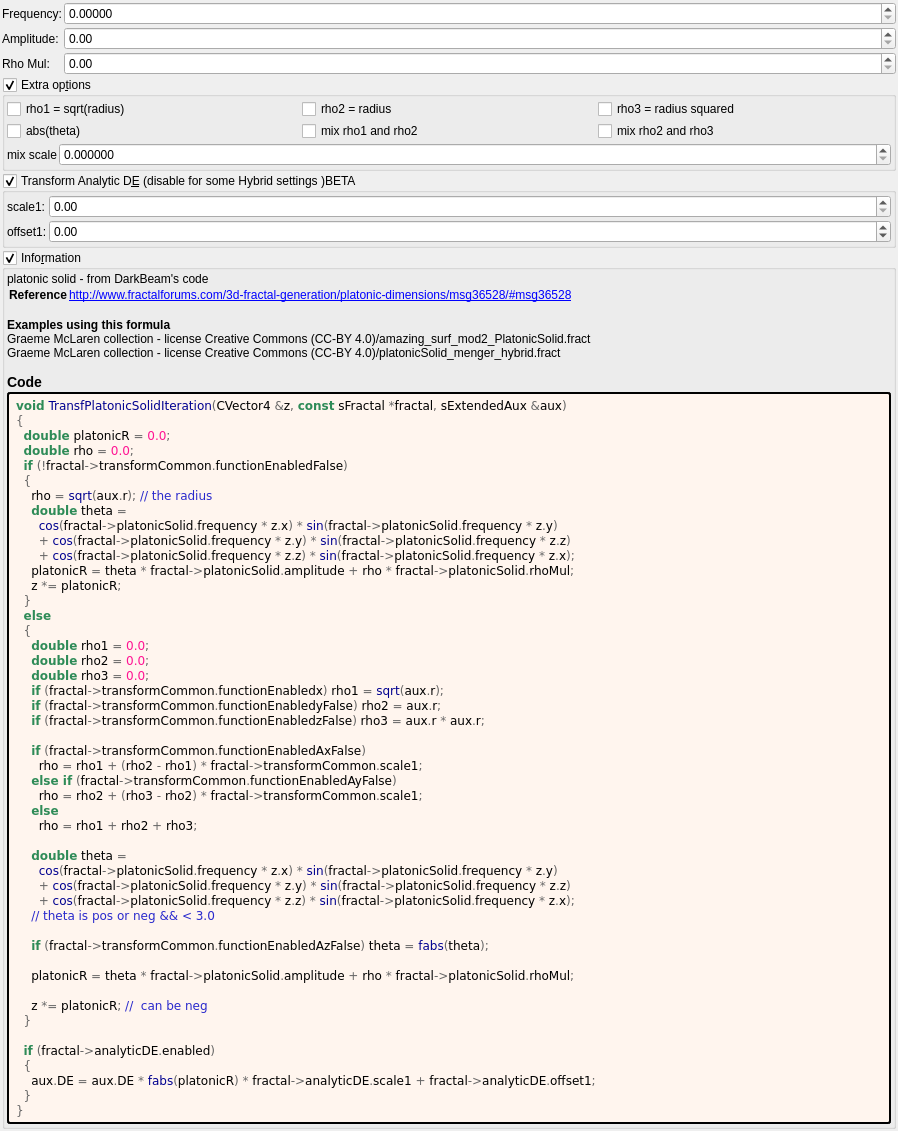
Above: mandelbulber2/formula/ui/transf_platonic_solid.ui from buddhi1980/mandelbulber2 before the change. Below: the same form after it.
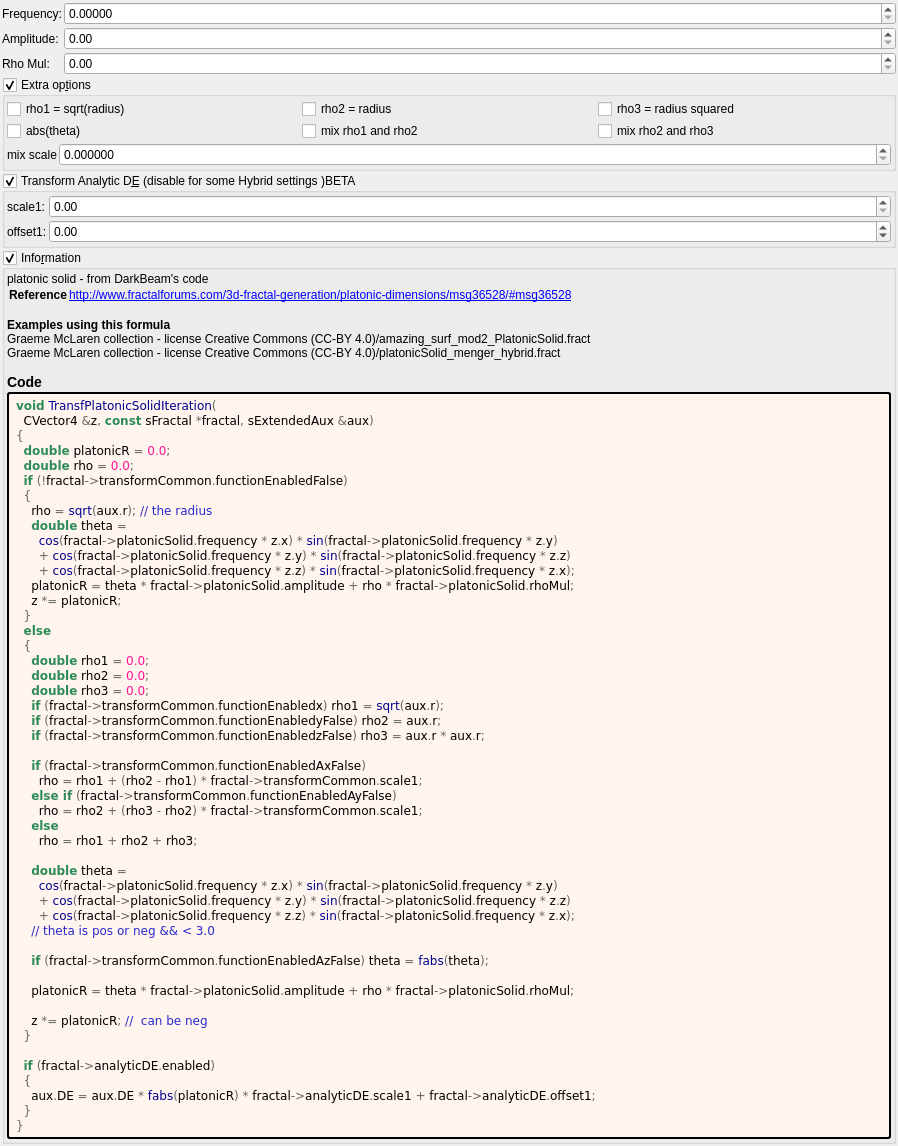
That is the form after the change. Custom widgets are drawn as their Qt base class.

Diff of the .ui file:
```diff
--- a/mandelbulber2/formula/ui/transf_platonic_solid.ui
+++ b/mandelbulber2/formula/ui/transf_platonic_solid.ui
@@ -432,7 +432,8 @@
         </property>
         <property name="text">
          <string notr="true">&lt;body style=&quot;background-color:#fff5ee&quot;&gt;
-&lt;pre style=&quot;color:#000000; background-color:#fff5ee;  font-family:'Courier New',monospace;&quot;&gt;&lt;span style=&quot;color:#2e8b57; font-weight:bold&quot;&gt;void&lt;/span&gt; &lt;span style=&quot;color:#00008f&quot;&gt;TransfPlatonicSolidIteration&lt;/span&gt;&lt;span style=&quot;color:#676767&quot;&gt;(&lt;/span&gt;CVector4 &lt;span style=&quot;color:#676767&quot;&gt;&amp;amp;&lt;/span&gt;z&lt;span style=&quot;color:#676767&quot;&gt;,&lt;/span&gt; &lt;span style=&quot;color:#2e8b57; font-weight:bold&quot;&gt;const&lt;/span&gt; sFractal &lt;span style=&quot;color:#676767&quot;&gt;*&lt;/span&gt;fractal&lt;span style=&quot;color:#676767&quot;&gt;,&lt;/span&gt; sExtendedAux &lt;span style=&quot;color:#676767&quot;&gt;&amp;amp;&lt;/span&gt;aux&lt;span style=&quot;color:#676767&quot;&gt;)&lt;/span&gt;
+&lt;pre style=&quot;color:#000000; background-color:#fff5ee;  font-family:'Courier New',monospace;&quot;&gt;&lt;span style=&quot;color:#2e8b57; font-weight:bold&quot;&gt;void&lt;/span&gt; &lt;span style=&quot;color:#00008f&quot;&gt;TransfPlatonicSolidIteration&lt;/span&gt;&lt;span style=&quot;color:#676767&quot;&gt;(&lt;/span&gt;
+  CVector4 &lt;span style=&quot;color:#676767&quot;&gt;&amp;amp;&lt;/span&gt;z&lt;span style=&quot;color:#676767&quot;&gt;,&lt;/span&gt; &lt;span style=&quot;color:#2e8b57; font-weight:bold&quot;&gt;const&lt;/span&gt; sFractal &lt;span style=&quot;color:#676767&quot;&gt;*&lt;/span&gt;fractal&lt;span style=&quot;color:#676767&quot;&gt;,&lt;/span&gt; sExtendedAux &lt;span style=&quot;color:#676767&quot;&gt;&amp;amp;&lt;/span&gt;aux&lt;span style=&quot;color:#676767&quot;&gt;)&lt;/span&gt;
 &lt;span style=&quot;color:#676767&quot;&gt;{&lt;/span&gt;
   &lt;span style=&quot;color:#2e8b57; font-weight:bold&quot;&gt;double&lt;/span&gt; platonicR &lt;span style=&quot;color:#676767&quot;&gt;=&lt;/span&gt; &lt;span style=&quot;color:#ff1493&quot;&gt;0.0&lt;/span&gt;&lt;span style=&quot;color:#676767&quot;&gt;;&lt;/span&gt;
   &lt;span style=&quot;color:#2e8b57; font-weight:bold&quot;&gt;double&lt;/span&gt; rho &lt;span style=&quot;color:#676767&quot;&gt;=&lt;/span&gt; &lt;span style=&quot;color:#ff1493&quot;&gt;0.0&lt;/span&gt;&lt;span style=&quot;color:#676767&quot;&gt;;&lt;/span&gt;
```
